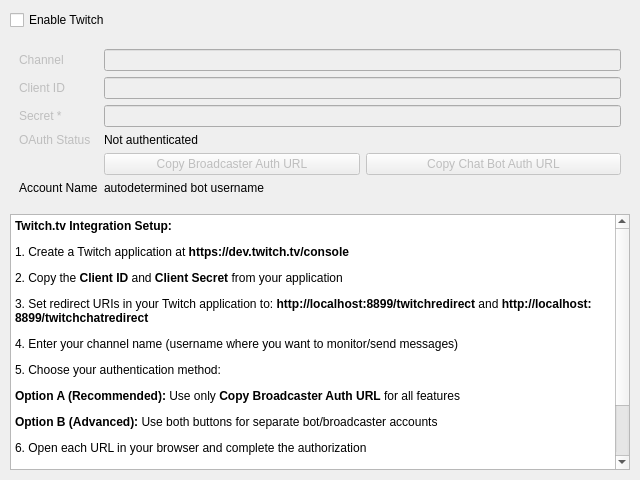
Old version of the form nowplaying/resources/ui/twitch.ui in the repository whatsnowplaying/whats-now-playing.
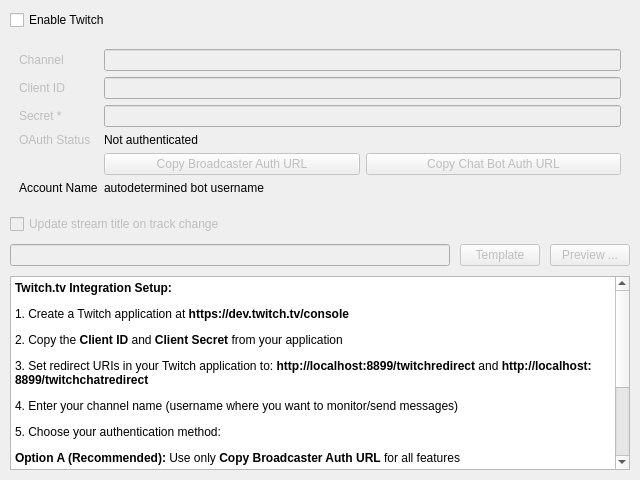
New version of the form.

Commit message: feat: Twitch stream title updates on track change

What changed in the file:
```diff
--- a/nowplaying/resources/ui/twitch.ui
+++ b/nowplaying/resources/ui/twitch.ui
@@ -163,6 +163,47 @@
      </layout>
     </widget>
    </item>
+   <item>
+    <widget class="QCheckBox" name="streamtitle_checkbox">
+     <property name="enabled">
+      <bool>false</bool>
+     </property>
+     <property name="text">
+      <string>Update stream title on track change</string>
+     </property>
+    </widget>
+   </item>
+   <item>
+    <layout class="QHBoxLayout">
+     <item>
+      <widget class="QLineEdit" name="streamtitle_lineedit">
+       <property name="enabled">
+        <bool>false</bool>
+       </property>
+      </widget>
+     </item>
+     <item>
+      <widget class="QPushButton" name="streamtitle_button">
+       <property name="enabled">
+        <bool>false</bool>
+       </property>
+       <property name="text">
+        <string>Template</string>
+       </property>
+      </widget>
+     </item>
+     <item>
+      <widget class="QPushButton" name="streamtitle_preview_button">
+       <property name="enabled">
+        <bool>false</bool>
+       </property>
+       <property name="text">
+        <string>Preview ...</string>
+       </property>
+      </widget>
+     </item>
+    </layout>
+   </item>
    <item>
     <widget class="QTextBrowser" name="help_text">
      <property name="sizePolicy">
```
Left out of the diff: 6 changed lines with no effect on the pictures. The commit also changes 9 other files.
